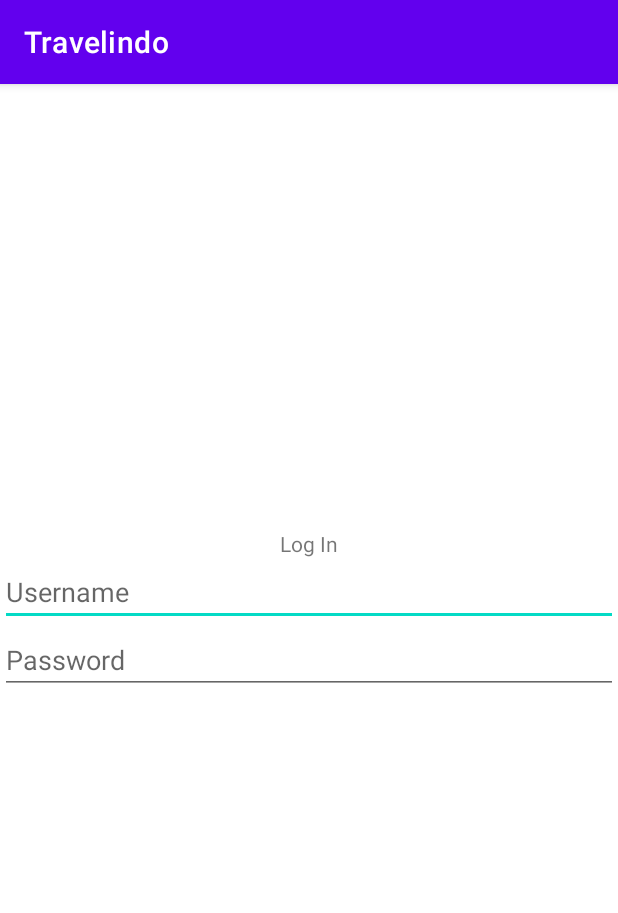
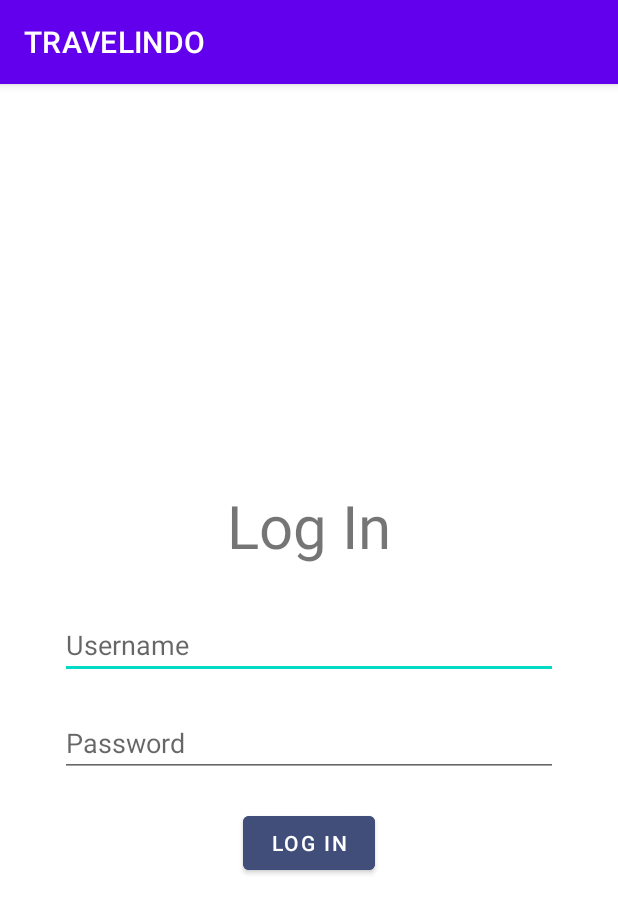
Before and after one commit to ChristopherWilliamBill/PPPB51_Tubes02_B_B, an Android app: the screen it shows after launch (HomeActivity), on a phone screen of 412 x 824 dp. Shown: the top 913 px of the screen. Run offline under Robolectric (Android 15) with nearby library versions, the phone set to English and light mode, and no system bars.

Commit message:
Edit sedikit tampilan main dan home

```diff
--- a/app/src/main/res/layout/activity_home.xml
+++ b/app/src/main/res/layout/activity_home.xml
@@ -1,32 +1,43 @@
 <?xml version="1.0" encoding="utf-8"?>
 <RelativeLayout
     xmlns:android="http://schemas.android.com/apk/res/android"
-    xmlns:app="http://schemas.android.com/apk/res-auto"
-    xmlns:tools="http://schemas.android.com/tools"
     android:layout_width="match_parent"
-    android:layout_height="match_parent"
-    tools:context=".HomeActivity">
+    android:layout_height="match_parent">
 
+    <LinearLayout
+        android:layout_width="match_parent"
+        android:layout_height="wrap_content"
+        android:orientation="vertical"
+        android:layout_centerInParent="true">
         <TextView
             android:id="@+id/tvLogIn"
             android:layout_width="wrap_content"
             android:layout_height="wrap_content"
-        android:layout_centerHorizontal="true"
-        android:layout_above="@+id/etUsername"
-        android:text="Log In"/>
+            android:layout_gravity="center"
+            android:text="@string/login"
+            android:textSize="@dimen/size40"
+            android:layout_margin="@dimen/size30"/>
 
         <EditText
             android:id="@+id/etUsername"
-        android:layout_above="@+id/etPassword"
             android:hint="Username"
             android:layout_width="match_parent"
-        android:layout_height="wrap_content"/>
+            android:layout_height="wrap_content"
+            android:layout_marginHorizontal="@dimen/size40"
+            />
 
         <EditText
             android:id="@+id/etPassword"
-        android:layout_centerInParent="true"
             android:hint="Password"
             android:layout_width="match_parent"
-        android:layout_height="wrap_content"/>
-
+            android:layout_height="wrap_content"
+            android:layout_marginHorizontal="@dimen/size40"
+            android:layout_marginVertical="@dimen/size20"/>
+        <Button
+            android:layout_width="wrap_content"
+            android:layout_height="wrap_content"
+            android:text="@string/login"
+            android:layout_gravity="center"
+            android:backgroundTint="@color/theme"/>
+    </LinearLayout>
 </RelativeLayout>
--- a/app/src/main/res/values/colors.xml
+++ b/app/src/main/res/values/colors.xml
@@ -7,4 +7,5 @@
     <color name="teal_700">#FF018786</color>
     <color name="black">#FF000000</color>
     <color name="white">#FFFFFFFF</color>
+    <color name="theme">#FF414E7A</color>
 </resources>
--- /dev/null
+++ b/app/src/main/res/values/dimens.xml
@@ -0,0 +1,7 @@
+<?xml version="1.0" encoding="utf-8"?>
+<resources>
+    <dimen name="size300">300dp</dimen>
+    <dimen name="size40">40dp</dimen>
+    <dimen name="size30">30dp</dimen>
+    <dimen name="size20">20dp</dimen>
+</resources>
--- a/app/src/main/res/values/strings.xml
+++ b/app/src/main/res/values/strings.xml
@@ -1,3 +1,4 @@
 <resources>
-    <string name="app_name">Travelindo</string>
+    <string name="app_name">TRAVELINDO</string>
+    <string name="login">Log In</string>
 </resources>
```
Also changed, not shown: app/src/main/res/layout/activity_main.xml (+20 -2 lines), app/src/main/res/drawable/icon.png (added). Lines whose indentation alone changed are shown as unchanged.
